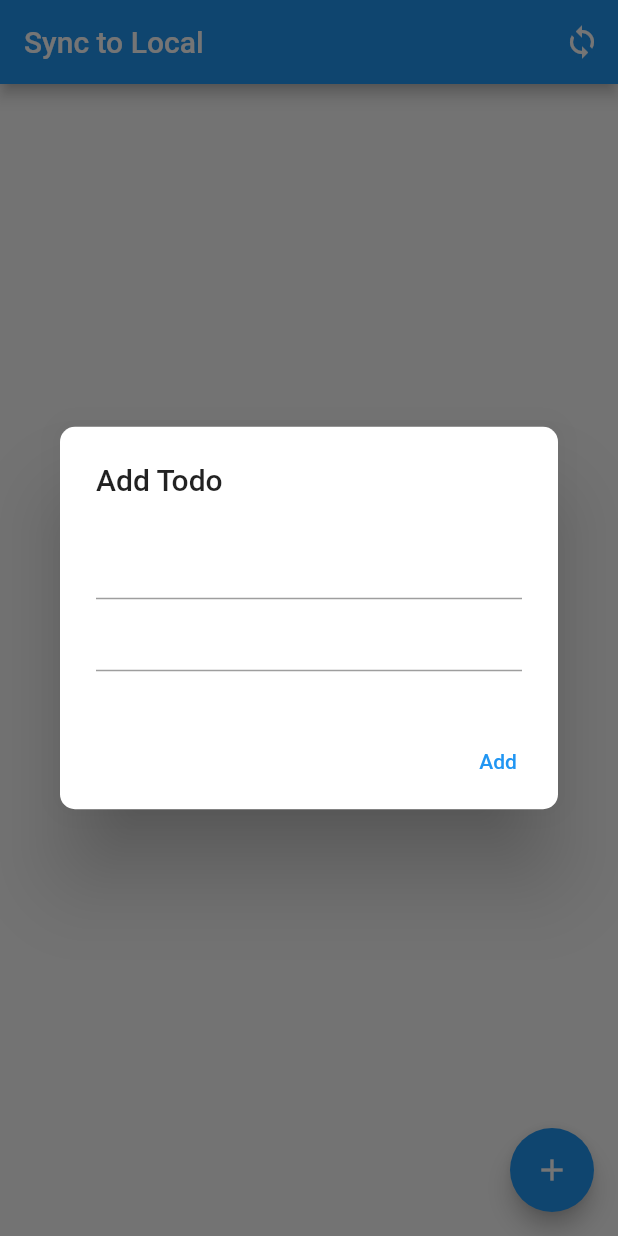
After one commit to uyit14/jl_sync_to_drive, a Flutter app: the screen it shows after launch, after a tap on the "add" icon, on a phone screen of 412 x 824 dp. The commit adds this screen. Run offline on Flutter 3.47's test engine with Material 2 defaults, Android fonts, the phone set to English and light mode, and no system bars; our stand-ins replace cloud_firestore, file_picker, firebase_auth, firebase_core, google_sign_in, hive; missing offline and left inert: googleapis; accounts and stored records are empty; generated files the repository leaves out were written again.

Commit message:
sync data local and firebase

```diff
--- a/lib/main.dart
+++ b/lib/main.dart
@@ -1,10 +1,29 @@
+import 'dart:io';
+
 import 'package:firebase_core/firebase_core.dart';
 import 'package:flutter/material.dart';
-import 'firebase_options.dart';
-import 'sync_page.dart';
+import 'package:hive/hive.dart';
+import 'package:jl_sync_to_drive/sync_to_firebase/sync_local_page.dart';
+import 'package:jl_sync_to_drive/sync_to_firebase/todo.dart';
+import 'package:path_provider/path_provider.dart';
+import 'sync_to_drive/firebase_options.dart';
+import 'sync_to_drive/sync_drive_page.dart';
+import 'package:flutter/foundation.dart' show kIsWeb;
 
 void main() async {
   WidgetsFlutterBinding.ensureInitialized();
+  Directory applicationDocumentDir;
+  if(kIsWeb){
+    applicationDocumentDir = await getTemporaryDirectory();
+  }else{
+    applicationDocumentDir = await getApplicationDocumentsDirectory();
+  }
+
+  Hive.init(applicationDocumentDir.path);
+
+  Hive.registerAdapter(TodoAdapter());
+  await Hive.openBox<Todo>('todo');
+
   await Firebase.initializeApp(
     options: DefaultFirebaseOptions.currentPlatform,
   );
@@ -17,11 +36,11 @@ class MyApp extends StatelessWidget {
   @override
   Widget build(BuildContext context) {
     return MaterialApp(
-      title: 'Flutter Demo',
+      title: 'Flutter Sync',
       theme: ThemeData(
         primarySwatch: Colors.blue,
       ),
-      home: const SyncPage(),
+      home: const SyncLocalPage(),
     );
   }
 }
--- /dev/null
+++ b/lib/sync_to_firebase/sync_firebase_repository.dart
@@ -0,0 +1,41 @@
+import 'package:cloud_firestore/cloud_firestore.dart';
+import 'package:jl_sync_to_drive/sync_to_firebase/todo.dart';
+
+class SyncFirebaseRepository {
+  final CollectionReference collection =
+      FirebaseFirestore.instance.collection("MyTodos");
+
+  Stream<QuerySnapshot> getTodosStream() {
+    return collection.snapshots();
+  }
+
+  Future<DocumentReference> createTodo(Todo todo) async {
+    return await collection.add(todo.toJson());
+  }
+
+  Future<void> putAllTodos(List<Todo> todos) async {
+    for (var todo in todos) {
+      if (todo.referenceId == null) {
+        print('create: ${todo.title}');
+        createTodo(todo);
+      } else {
+        print('update: ${todo.title}');
+        updateTodo(todo);
+      }
+    }
+  }
+
+  void updateTodo(Todo todo) async {
+    var item = await collection.doc(todo.referenceId).get();
+    if (item.exists) {
+      await collection.doc(todo.referenceId).update(todo.toJson());
+    }else{
+      createTodo(todo);
+    }
+  }
+
+  void deleteTodo(Todo todo) async {
+    print('delete: ${todo.referenceId} - ${todo.todoId}');
+    await collection.doc(todo.referenceId).delete();
+  }
+}
--- /dev/null
+++ b/lib/sync_to_firebase/sync_local_page.dart
@@ -0,0 +1,133 @@
+import 'package:flutter/material.dart';
+import 'package:jl_sync_to_drive/sync_to_firebase/todo.dart';
+import 'package:jl_sync_to_drive/sync_to_firebase/todo_bloc.dart';
+
+class SyncLocalPage extends StatefulWidget {
+  const SyncLocalPage({Key? key}) : super(key: key);
+
+  @override
+  State<SyncLocalPage> createState() => _SyncLocalPageState();
+}
+
+class _SyncLocalPageState extends State<SyncLocalPage> {
+  String title = "";
+  String description = "";
+  final TodoBloc _todoBloc = TodoBloc();
+
+  @override
+  void initState() {
+    super.initState();
+    _todoBloc.requestGetLocalTodos();
+    _todoBloc.requestGetFirebaseTodos();
+  }
+
+  @override
+  Widget build(BuildContext context) {
+    return Scaffold(
+      appBar: AppBar(
+        title: const Text("Sync to Local"),
+        actions: [
+          IconButton(
+              onPressed: () {
+                _todoBloc.syncTodos();
+              },
+              icon: const Icon(Icons.sync))
+        ],
+      ),
+      body: StreamBuilder<List<Todo>>(
+        stream: _todoBloc.getTodos,
+        builder: (context, snapshot) {
+          if (!snapshot.hasData) {
+            return const LinearProgressIndicator();
+          } else if (snapshot.hasData || snapshot.data != null) {
+            final todos = snapshot.data;
+            return ListView.builder(
+                shrinkWrap: true,
+                itemCount: todos?.length,
+                itemBuilder: (BuildContext context, int index) {
+                  final todo = todos![index];
+                  return Dismissible(
+                      key: Key(index.toString()),
+                      child: Card(
+                        elevation: 4,
+                        child: ListTile(
+                          title: Text(todo.title),
+                          subtitle: Text(todo.referenceId ?? "NULL"),
+                          trailing: IconButton(
+                            icon: const Icon(Icons.delete),
+                            color: Colors.red,
+                            onPressed: () {
+                              _todoBloc.deleteTodo(todo);
+                            },
+                          ),
+                        ),
+                      ));
+                });
+          }
+          return const Center(
+            child: CircularProgressIndicator(
+              valueColor: AlwaysStoppedAnimation<Color>(
+                Colors.red,
+              ),
+            ),
+          );
+        },
+      ),
+      floatingActionButton: FloatingActionButton(
+        onPressed: () {
+          showDialog(
+              context: context,
+              builder: (BuildContext context) {
+                return AlertDialog(
+                  shape: RoundedRectangleBorder(
+                      borderRadius: BorderRadius.circular(10)),
+                  title: const Text("Add Todo"),
+                  content: SizedBox(
+                    width: 400,
+                    height: 100,
+                    child: Column(
+                      children: [
+                        TextField(
+                          onChanged: (String value) {
+                            title = value;
+                          },
+                        ),
+                        TextField(
+                          onChanged: (String value) {
+                            description = value;
+                          },
+                        ),
+                      ],
+                    ),
+                  ),
+                  actions: <Widget>[
+                    TextButton(
+                        onPressed: () async {
+                          final todoId = await _todoBloc.getNextIndex();
+
+                          if (title.isEmpty || description.isEmpty) {
+                            return;
+                          }
+
+                          final todo = Todo(
+                              todoId: todoId,
+                              title: title,
+                              description: description,
+                              updateTime: DateTime.now());
+                          _todoBloc.createLocalTodo(todo);
+                          _todoBloc.requestGetLocalTodos();
+                          Navigator.of(context).pop();
+                        },
+                        child: const Text("Add"))
+                  ],
+                );
+              });
+        },
+        child: const Icon(
+          Icons.add,
+          color: Colors.white,
+        ),
+      ),
+    );
+  }
+}
--- /dev/null
+++ b/lib/sync_to_firebase/sync_local_repository.dart
@@ -0,0 +1,34 @@
+import 'package:hive/hive.dart';
+import 'package:jl_sync_to_drive/sync_to_firebase/todo.dart';
+
+class SyncLocalRepository {
+  Future<List<Todo>> getTodoList() async {
+    final box = Hive.box<Todo>('todo');
+    return box.values.toList();
+  }
+
+  Future<void> createTodo(Todo todo) async {
+    final box = Hive.box<Todo>('todo');
+    await box.put(todo.todoId, todo);
+  }
+
+  Future<void> putAllTodos(List<Todo> todos) async {
+    for(var item in todos){
+      print('item putTodos: ${item.toJson()}');
+      print('ref: ${item.referenceId}');
+    }
+    final box = Hive.box<Todo>('todo');
+    Map<int, Todo> todosMap = {for (var item in todos) item.todoId: item};
+    await box.putAll(todosMap);
+  }
+
+  void deleteTodo(Todo todo) async {
+    final box = Hive.box<Todo>('todo');
+    await box.delete(todo.todoId);
+  }
+
+  void updateTodo(Todo todo) {
+    final box = Hive.box<Todo>('todo');
+    box.put(todo.todoId, todo);
+  }
+}
--- /dev/null
+++ b/lib/sync_to_firebase/todo.dart
@@ -0,0 +1,51 @@
+import 'package:cloud_firestore/cloud_firestore.dart';
+import 'package:hive/hive.dart';
+
+part 'todo.g.dart';
+
+@HiveType(typeId: 0)
+class Todo {
+  @HiveField(0)
+  int todoId;
+  @HiveField(1)
+  String title;
+  @HiveField(2)
+  String description;
+  @HiveField(3)
+  DateTime updateTime;
+  @HiveField(4)
+  String? referenceId;
+
+  Todo(
+      {this.referenceId,
+      required this.todoId,
+      required this.title,
+      required this.description,
+      required this.updateTime});
+
+  factory Todo.fromSnapshot(DocumentSnapshot snapshot) {
+    final newTodo = Todo.fromJson(snapshot.data() as Map<String, dynamic>);
+    newTodo.referenceId = snapshot.reference.id;
+    return newTodo;
+  }
+
+  factory Todo.fromJson(Map<String, dynamic> json) => _todoFromJson(json);
+
+  Map<String, dynamic> toJson() => _todoToJson(this);
+}
+
+Todo _todoFromJson(Map<String, dynamic> json) {
+  return Todo(
+      todoId: json['todoId'],
+      title: json['title'],
+      description: json['description'],
+      updateTime: json['updateTime'].toDate()
+  );
+}
+
+Map<String, dynamic> _todoToJson(Todo instance) => <String, dynamic>{
+      'todoId': instance.todoId,
+      'title': instance.title,
+      'description': instance.description,
+      'updateTime': instance.updateTime
+    };
--- /dev/null
+++ b/lib/sync_to_firebase/todo_bloc.dart
@@ -0,0 +1,159 @@
+import 'dart:async';
+
+import 'package:cloud_firestore/cloud_firestore.dart';
+import 'package:flutter/foundation.dart';
+import 'sync_firebase_repository.dart';
+import 'sync_local_repository.dart';
+
+import 'todo.dart';
+
+class TodoBloc {
+  //repo
+  final SyncLocalRepository _localRepository = SyncLocalRepository();
+  final SyncFirebaseRepository _firebaseRepository = SyncFirebaseRepository();
+
+  final StreamController<List<Todo>> _todosController = StreamController();
+
+  Stream<List<Todo>> get getTodos => _todosController.stream;
+
+  List<Todo> _remoteTodos = [];
+  List<Todo> _localTodos = [];
+  bool flag = false;
+
+  void requestGetFirebaseTodos() async {
+    _remoteTodos.clear();
+    Stream<QuerySnapshot> stream =
+        FirebaseFirestore.instance.collection('MyTodos').snapshots();
+
+    stream
+        .map(
+            (qShot) => qShot.docs.map((doc) => Todo.fromSnapshot(doc)).toList())
+        .listen((todos) {
+      _remoteTodos = todos;
+      if (flag) {
+        _localRepository.putAllTodos(todos);
+        requestGetLocalTodos();
+      }
+    });
+  }
+
+  void requestGetLocalTodos() async {
+    final localTodos = await _localRepository.getTodoList();
+    _localTodos = localTodos;
+    _todosController.sink.add(localTodos);
+  }
+
+  void syncTodos() async {
+    //print the list get from firebase
+    for (var item in _remoteTodos) {
+      if (kDebugMode) {
+        print('remote: ${item.toJson()}');
+        print('remote ref: ${item.referenceId}');
+      }
+    }
+
+    if (kDebugMode) {
+      print('-------------------');
+    }
+
+    //print the list get from local
+    for (var item in _localTodos) {
+      if (kDebugMode) {
+        print('local: ${item.toJson()}');
+        print('local ref: ${item.referenceId}');
+      }
+    }
+
+    if (kDebugMode) {
+      print('-------------------');
+    }
+
+    //step to sync data local and firebase
+    List<Todo> duplicatedTodos = [];
+    if (_localTodos.isNotEmpty && _remoteTodos.isNotEmpty) {
+      for (var local in _localTodos) {
+        for (var remote in _remoteTodos) {
+          //1. If same todoId
+          if (local.todoId == remote.todoId) {
+            //2. Get newest update time
+            if (local.updateTime.isAfter(remote.updateTime)) {
+              //2.1 If local is update after remote
+              //create new to avoid reference with old list
+              Todo newTodo = Todo(
+                  todoId: local.todoId,
+                  title: local.title,
+                  description: local.description,
+                  updateTime: local.updateTime,
+                  referenceId: local.referenceId);
+              duplicatedTodos.add(newTodo);
+            } else {
+              //2.2 If remote is update after local
+              //create new to avoid reference with old list
+              Todo newTodo = Todo(
+                  todoId: remote.todoId,
+                  title: remote.title,
+                  description: remote.description,
+                  updateTime: remote.updateTime,
+                  referenceId: remote.referenceId);
+              duplicatedTodos.add(newTodo);
+            }
+
+            //add flag for duplicate item is local and remote list
+            local.todoId = -1;
+            remote.todoId = -1;
+          }
+        }
+      }
+
+      //print duplicated list
+      for (var item in duplicatedTodos) {
+        if (kDebugMode) {
+          print('duplicated: ${item.toJson()}');
+          print('duplicated ref: ${item.referenceId}');
+        }
+      }
+    }
+
+    if (kDebugMode) {
+      print('-------------------');
+    }
+
+    //merge duplicated, local and remote list then remove flag with id = -1;
+    final mergedTodos = _localTodos + _remoteTodos + duplicatedTodos;
+    mergedTodos.removeWhere((element) => element.todoId == -1);
+    for (var item in mergedTodos) {
+      if (kDebugMode) {
+        print('merged: ${item.toJson()}');
+        print('merged ref: ${item.referenceId}');
+      }
+    }
+
+    //sync to server first for generated refID and store to local after that
+    _firebaseRepository.putAllTodos(mergedTodos).then((_) {
+      flag = true;
+      requestGetFirebaseTodos();
+    });
+  }
+
+  Future<int> getNextIndex() async {
+    final list = await _localRepository.getTodoList();
+    if (list.isEmpty) return 0;
+    return list.length + 1;
+  }
+
+  void createLocalTodo(Todo todo) async {
+    _localRepository.createTodo(todo);
+  }
+
+  void deleteTodo(Todo todo) async {
+    _localRepository.deleteTodo(todo);
+    _firebaseRepository.deleteTodo(todo);
+    requestGetLocalTodos();
+  }
+
+  void updateTodo(Todo todo) async {}
+
+  void dispose() {
+    _todosController.close();
+  }
+}
--- a/pubspec.yaml
+++ b/pubspec.yaml
@@ -41,6 +41,8 @@ dependencies:
   file_picker:
   path_provider:
   firebase_core: ^1.21.0
+  cloud_firestore:
+  hive:
 
 dev_dependencies:
   flutter_test:
@@ -52,6 +54,8 @@ dev_dependencies:
   # package. See that file for information about deactivating specific lint
   # rules and activating additional ones.
   flutter_lints: ^2.0.0
+  hive_generator:
+  build_runner:
 
 # For information on the generic Dart part of this file, see the
 # following page: https://dart.dev/tools/pub/pubspec
```
Also changed, not shown: lib/sync_to_drive/sync_drive_page.dart (renamed from lib/sync_page.dart, +5 -5 lines), lib/common/google_auth_client.dart (renamed from lib/google_auth_client.dart), lib/sync_to_drive/firebase_options.dart (renamed from lib/firebase_options.dart), pubspec.lock, 2 other files.
